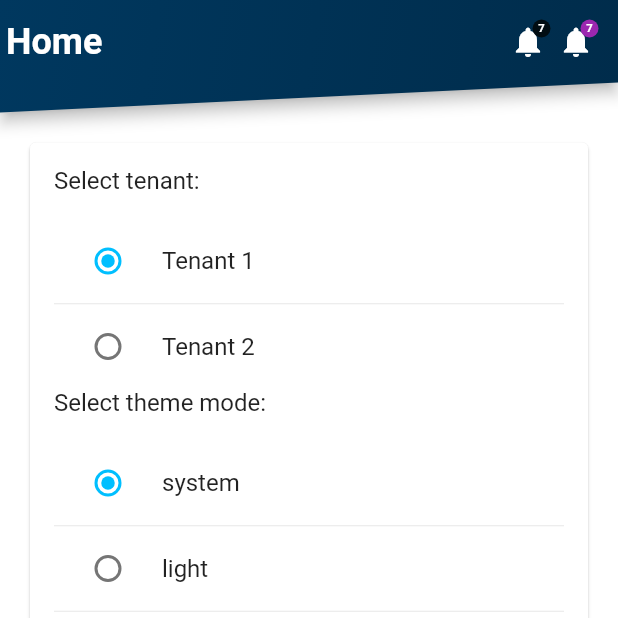
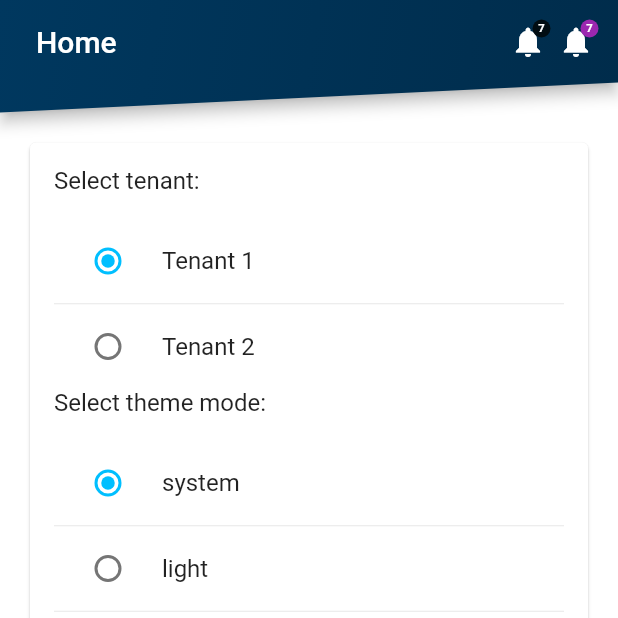
Before and after one commit to jopmiddelkamp/flutter_advanced_theming, a Flutter app: the screen it shows after launch, on a phone screen of 412 x 824 dp, the top half of it. Run offline on Flutter 3.47's test engine with Material 2 defaults, Android fonts, the phone set to English and light mode, and no system bars; our stand-ins replace equatable, flutter_bloc; Roboto replaces fonts that are missing (Recoleta).

Commit message:
General code improvements

```diff
--- a/lib/src/shared/components/custom_app_bar/custom_app_bar_widget.dart
+++ b/lib/src/shared/components/custom_app_bar/custom_app_bar_widget.dart
@@ -66,7 +66,12 @@ class CustomAppBar extends StatelessWidget implements PreferredSizeWidget {
       color: foregroundColor ?? theme.foregroundColor ?? defaultForegroundColor,
       child: AppBar(
         toolbarHeight: toolbarHeight,
-        title: title,
+        title: Padding(
+          padding: const EdgeInsets.only(
+            left: 8,
+          ),
+          child: title,
+        ),
         flexibleSpace: Container(
           decoration: ShapeDecoration(
             shape: shape,
--- a/lib/src/shared/extensions/extensions.dart
+++ /dev/null
@@ -1 +0,0 @@
-export 'completer_extensions.dart';
--- a/lib/src/shared/shared.dart
+++ b/lib/src/shared/shared.dart
@@ -1,4 +1,3 @@
 export 'components/components.dart';
-export 'extensions/extensions.dart';
 export 'material_state_properties/material_state_properties.dart';
 export 'theming/theming.dart';
```
Also changed, not shown: lib/src/shared/extensions/completer_extensions.dart (deleted, +0 -16 lines), lib/src/shared/theming/theme.dart (+0 -7 lines).
